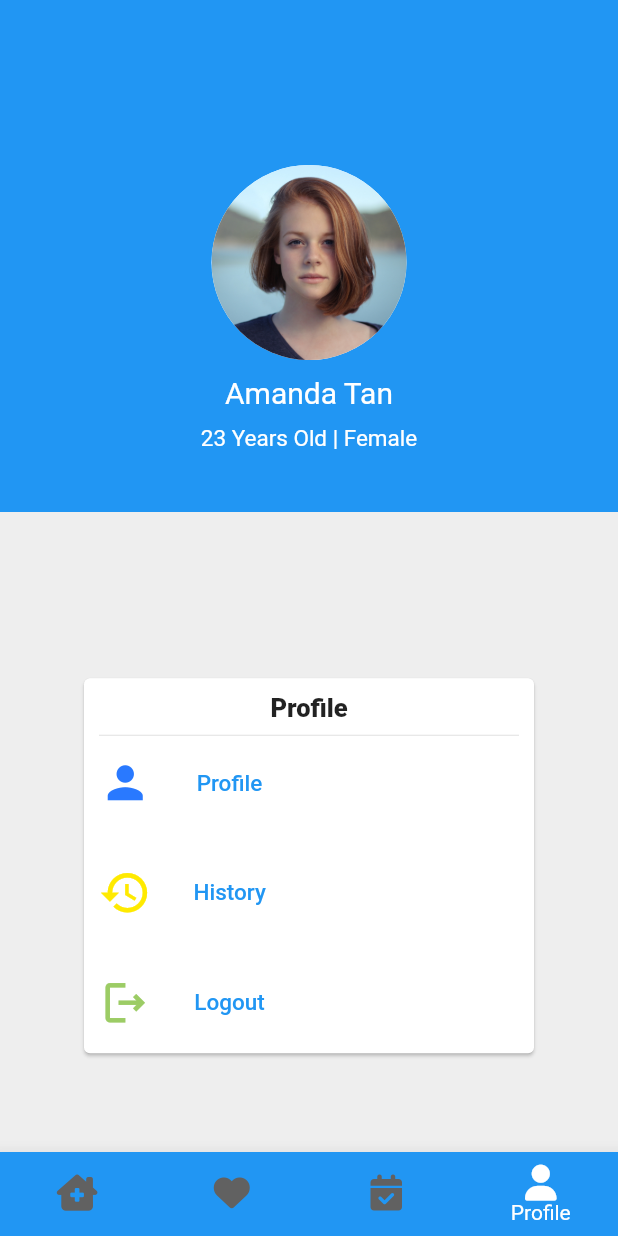
After one commit to DanielBrMz/PocketDoctor, a Flutter app: the MainLayout screen opened directly, swiped to page 4, on a phone screen of 412 x 824 dp. The commit adds this screen. Run offline on Flutter 3.47's test engine with Material 2 defaults, Android fonts, the phone set to English and light mode, and no system bars; our stand-ins replace dio, font_awesome_flutter, lottie, rating_dialog, shared_preferences, table_calendar; accounts and stored records are empty; network calls fail.

Commit message:
profile booked (not ready to run)

```diff
--- a/lib/components/custom_appbar.dart
+++ b/lib/components/custom_appbar.dart
@@ -3,8 +3,10 @@ import 'package:flutter/material.dart';
 import 'package:font_awesome_flutter/font_awesome_flutter.dart';
 
 class CustomAppBar extends StatefulWidget implements PreferredSizeWidget {
-  CustomAppBar({Key? key, this.appTitle, this.route, this.icon, this.actions})
+  const CustomAppBar(
+      {Key? key, this.appTitle, this.route, this.icon, this.actions})
       : super(key: key);
+
   @override
   Size get preferredSize => const Size.fromHeight(60);
 
@@ -56,7 +58,7 @@ class _CustomAppBarState extends State<CustomAppBar> {
             )
           : null,
       //if action is not set, return null
-      actions: widget.actions ?? null,
+      actions: widget.actions,
     );
   }
 }
--- a/lib/components/doctor_card.dart
+++ b/lib/components/doctor_card.dart
@@ -54,9 +54,9 @@ class DoctorCard extends StatelessWidget {
                         ),
                       ),
                       const Spacer(),
-                      Row(
+                      const Row(
                         mainAxisAlignment: MainAxisAlignment.start,
-                        children: const <Widget>[
+                        children: <Widget>[
                           Icon(
                             Icons.star_border,
                             color: Colors.yellow,
--- a/lib/main_layout.dart
+++ b/lib/main_layout.dart
@@ -28,7 +28,7 @@ class _MainLayoutState extends State<MainLayout> {
         }),
         children: <Widget>[
           const HomePage(),
-          FavPage(),
+          const FavPage(),
           const AppointmentPage(),
           ProfilePage(),
         ],
--- /dev/null
+++ b/lib/screens/profile_page.dart
@@ -0,0 +1,186 @@
+import "package:pocket_doctor/main.dart";
+import "package:pocket_doctor/utils/config.dart";
+import "package:flutter/material.dart";
+import "package:shared_preferences/shared_preferences.dart";
+
+import "../providers/dio_provider.dart";
+
+class ProfilePage extends StatefulWidget {
+  const ProfilePage({Key? key}) : super(key: key);
+
+  @override
+  State<ProfilePage> createState() => _ProfilePageState();
+}
+
+class _ProfilePageState extends State<ProfilePage> {
+  @override
+  Widget build(BuildContext context) {
+    return Column(
+      children: [
+        Expanded(
+          flex: 4,
+          child: Container(
+            width: double.infinity,
+            color: Config.primayColor,
+            child: const Column(
+              children: <Widget>[
+                SizedBox(
+                  height: 110,
+                ),
+                CircleAvatar(
+                  radius: 65.0,
+                  backgroundImage: AssetImage('assets/profile1.jpg'),
+                  backgroundColor: Colors.white,
+                ),
+                SizedBox(
+                  height: 10,
+                ),
+                Text(
+                  'Amanda Tan',
+                  style: TextStyle(
+                    color: Colors.white,
+                    fontSize: 20,
+                  ),
+                ),
+                SizedBox(
+                  height: 10,
+                ),
+                Text(
+                  '23 Years Old | Female',
+                  style: TextStyle(
+                    color: Colors.white,
+                    fontSize: 15,
+                  ),
+                ),
+              ],
+            ),
+          ),
+        ),
+        Expanded(
+          flex: 5,
+          child: Container(
+            color: Colors.grey[200],
+            child: Center(
+              child: Card(
+                margin: const EdgeInsets.fromLTRB(0, 45, 0, 0),
+                child: SizedBox(
+                  width: 300,
+                  height: 250,
+                  child: Padding(
+                    padding: const EdgeInsets.all(10),
+                    child: Column(
+                      children: [
+                        const Text(
+                          'Profile',
+                          style: TextStyle(
+                            fontSize: 17,
+                            fontWeight: FontWeight.w800,
+                          ),
+                        ),
+                        Divider(
+                          color: Colors.grey[300],
+                        ),
+                        Row(
+                          mainAxisAlignment: MainAxisAlignment.start,
+                          children: [
+                            Icon(
+                              Icons.person,
+                              color: Colors.blueAccent[400],
+                              size: 35,
+                            ),
+                            const SizedBox(
+                              width: 20,
+                            ),
+                            TextButton(
+                              onPressed: () {},
+                              child: const Text(
+                                "Profile",
+                                style: TextStyle(
+                                  color: Config.primayColor,
+                                  fontSize: 15,
+                                ),
+                              ),
+                            ),
+                          ],
+                        ),
+                        Config.spaceSmall,
+                        Row(
+                          mainAxisAlignment: MainAxisAlignment.start,
+                          children: [
+                            Icon(
+                              Icons.history,
+                              color: Colors.yellowAccent[400],
+                              size: 35,
+                            ),
+                            const SizedBox(
+                              width: 20,
+                            ),
+                            TextButton(
+                              onPressed: () {},
+                              child: const Text(
+                                "History",
+                                style: TextStyle(
+                                  color: Config.primayColor,
+                                  fontSize: 15,
+                                ),
+                              ),
+                            ),
+                          ],
+                        ),
+                        Config.spaceSmall,
+                        Row(
+                          mainAxisAlignment: MainAxisAlignment.start,
+                          children: [
+                            Icon(
+                              Icons.logout_outlined,
+                              color: Colors.lightGreen[400],
+                              size: 35,
+                            ),
+                            const SizedBox(
+                              width: 20,
+                            ),
+                            TextButton(
+                              onPressed: () async {
+                                final SharedPreferences prefs =
+                                    await SharedPreferences.getInstance();
+                                final token = prefs.getString('token') ?? '';
+
+                                if (token.isNotEmpty && token != '') {
+                                  //logout here
+                                  final response =
+                                      await DioProvider().logout(token);
+
+                                  if (response == 200) {
+                                    //if successfully delete access token
+                                    //then delete token saved at Shared Preference as well
+                                    await prefs.remove('token');
+                                    setState(() {
+                                      //redirect to login page
+                                      MyApp.navigatorKey.currentState!
+                                          .pushReplacementNamed('/');
+                                    });
+                                  }
+                                }
+                              },
+                              child: const Text(
+                                "Logout",
+                                style: TextStyle(
+                                  color: Config.primayColor,
+                                  fontSize: 15,
+                                ),
+                              ),
+                            ),
+                          ],
+                        ),
+                      ],
+                    ),
+                  ),
+                ),
+              ),
+            ),
+          ),
+        ),
+      ],
+    );
+  }
+}
--- a/lib/utils/config.dart
+++ b/lib/utils/config.dart
@@ -41,5 +41,5 @@ class Config {
       borderRadius: BorderRadius.all(Radius.circular(8)),
       borderSide: BorderSide(color: Colors.red));
 
-  static const primayColor = Colors.greenAccent;
+  static const primayColor = Colors.blue;
 }
```
Also changed, not shown: lib/screens/success_booked.dart (added, +46 -0 lines).
